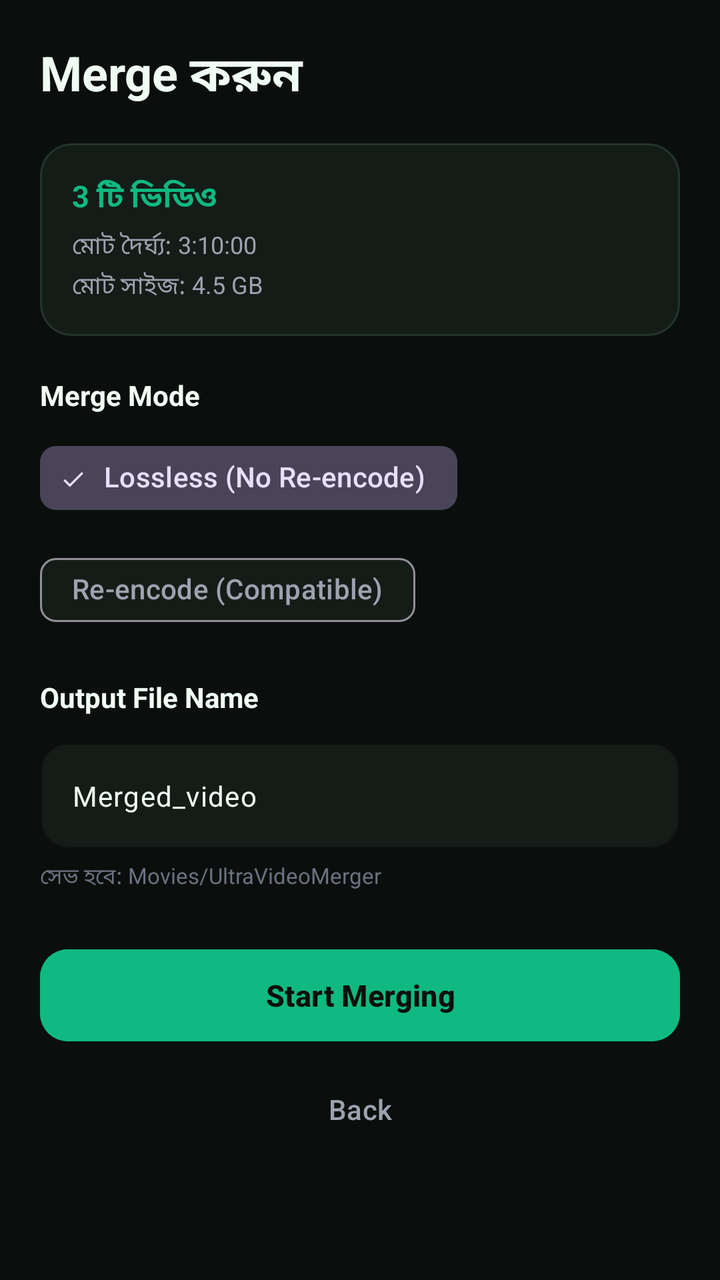
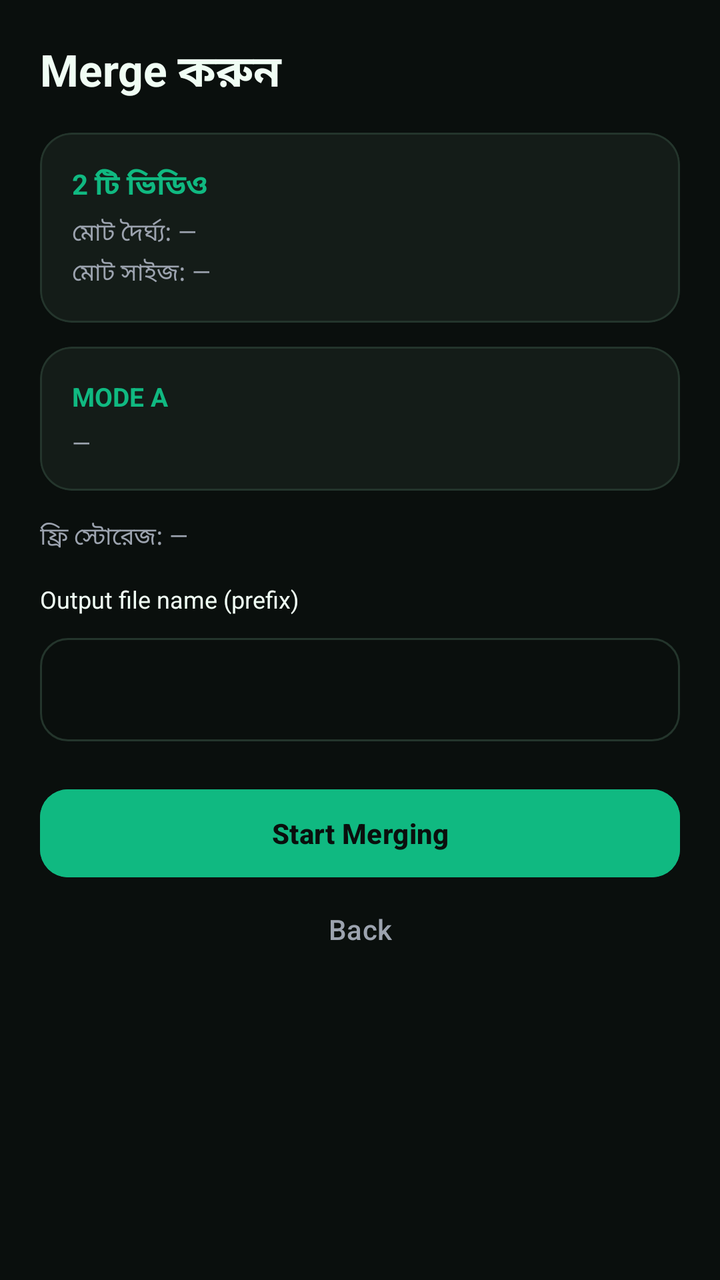

Compare the two renders of this Android layout. The source of the first and the diff that turns it into the second are given below.
<!-- AndroidManifest.xml: application theme Theme.UltraVideoMerger -->
<!-- res/layout/fragment_merge.xml -->
<?xml version="1.0" encoding="utf-8"?>
<ScrollView xmlns:android="http://schemas.android.com/apk/res/android"
    xmlns:app="http://schemas.android.com/apk/res-auto"
    android:layout_width="match_parent"
    android:layout_height="match_parent"
    android:background="@color/bg_dark"
    android:fitsSystemWindows="true"
    android:fillViewport="true">

    <LinearLayout
        android:layout_width="match_parent"
        android:layout_height="wrap_content"
        android:orientation="vertical"
        android:padding="20dp">

        <TextView
            android:layout_width="wrap_content"
            android:layout_height="wrap_content"
            android:text="Merge করুন"
            android:textColor="@color/text_primary"
            android:textSize="24sp"
            android:textStyle="bold" />

        
        <com.google.android.material.card.MaterialCardView
            android:layout_width="match_parent"
            android:layout_height="wrap_content"
            android:layout_marginTop="16dp"
            app:cardBackgroundColor="@color/surface"
            app:cardCornerRadius="16dp"
            app:cardElevation="0dp"
            app:strokeColor="@color/stroke"
            app:strokeWidth="1dp">

            <LinearLayout
                android:layout_width="match_parent"
                android:layout_height="wrap_content"
                android:orientation="vertical"
                android:padding="16dp">

                <TextView
                    android:id="@+id/tvTotalVideos"
                    android:layout_width="wrap_content"
                    android:layout_height="wrap_content"
                    android:text="3 টি ভিডিও"
                    android:textColor="@color/accent"
                    android:textSize="15sp"
                    android:textStyle="bold" />

                <TextView
                    android:id="@+id/tvTotalDuration"
                    android:layout_width="wrap_content"
                    android:layout_height="wrap_content"
                    android:text="মোট দৈর্ঘ্য: 3:10:00"
                    android:textColor="@color/text_secondary"
                    android:textSize="12sp"
                    android:layout_marginTop="4dp" />

                <TextView
                    android:id="@+id/tvTotalSize"
                    android:layout_width="wrap_content"
                    android:layout_height="wrap_content"
                    android:text="মোট সাইজ: 4.5 GB"
                    android:textColor="@color/text_secondary"
                    android:textSize="12sp"
                    android:layout_marginTop="2dp" />
            </LinearLayout>
        </com.google.android.material.card.MaterialCardView>

        
        <TextView
            android:layout_width="wrap_content"
            android:layout_height="wrap_content"
            android:text="Merge Mode"
            android:textColor="@color/text_primary"
            android:textSize="14sp"
            android:textStyle="bold"
            android:layout_marginTop="20dp" />

        <com.google.android.material.chip.ChipGroup
            android:id="@+id/chipGroupMode"
            android:layout_width="match_parent"
            android:layout_height="wrap_content"
            android:layout_marginTop="8dp"
            app:singleSelection="true"
            app:selectionRequired="true">

            <com.google.android.material.chip.Chip
                android:id="@+id/chipLossless"
                style="@style/Widget.Material3.Chip.Filter"
                android:layout_width="wrap_content"
                android:layout_height="wrap_content"
                android:text="Lossless (No Re-encode)"
                android:checked="true" />

            <com.google.android.material.chip.Chip
                android:id="@+id/chipReencode"
                style="@style/Widget.Material3.Chip.Filter"
                android:layout_width="wrap_content"
                android:layout_height="wrap_content"
                android:text="Re-encode (Compatible)" />
        </com.google.android.material.chip.ChipGroup>

        <TextView
            android:id="@+id/tvLosslessNote"
            android:layout_width="match_parent"
            android:layout_height="wrap_content"
            android:text=""
            android:textColor="@color/text_secondary"
            android:textSize="12sp"
            android:layout_marginTop="8dp"
            android:visibility="gone" />

        
        <com.google.android.material.card.MaterialCardView
            android:id="@+id/cardReencodeOptions"
            android:layout_width="match_parent"
            android:layout_height="wrap_content"
            android:layout_marginTop="12dp"
            android:visibility="gone"
            app:cardBackgroundColor="@color/surface"
            app:cardCornerRadius="16dp"
            app:cardElevation="0dp"
            app:strokeColor="@color/stroke"
            app:strokeWidth="1dp">

            <LinearLayout
                android:layout_width="match_parent"
                android:layout_height="wrap_content"
                android:orientation="vertical"
                android:padding="16dp">

                <TextView
                    android:layout_width="wrap_content"
                    android:layout_height="wrap_content"
                    android:text="Output Resolution"
                    android:textColor="@color/text_primary"
                    android:textSize="13sp"
                    android:textStyle="bold" />

                <com.google.android.material.chip.ChipGroup
                    android:id="@+id/chipGroupResolution"
                    android:layout_width="match_parent"
                    android:layout_height="wrap_content"
                    android:layout_marginTop="6dp"
                    app:singleSelection="true"
                    app:selectionRequired="true">

                    <com.google.android.material.chip.Chip
                        android:id="@+id/chipRes720"
                        style="@style/Widget.Material3.Chip.Filter"
                        android:layout_width="wrap_content"
                        android:layout_height="wrap_content"
                        android:text="720p" />

                    <com.google.android.material.chip.Chip
                        android:id="@+id/chipRes1080"
                        style="@style/Widget.Material3.Chip.Filter"
                        android:layout_width="wrap_content"
                        android:layout_height="wrap_content"
                        android:text="1080p"
                        android:checked="true" />

                    <com.google.android.material.chip.Chip
                        android:id="@+id/chipRes4K"
                        style="@style/Widget.Material3.Chip.Filter"
                        android:layout_width="wrap_content"
                        android:layout_height="wrap_content"
                        android:text="4K" />
                </com.google.android.material.chip.ChipGroup>

                <TextView
                    android:layout_width="wrap_content"
                    android:layout_height="wrap_content"
                    android:text="Output FPS"
                    android:textColor="@color/text_primary"
                    android:textSize="13sp"
                    android:textStyle="bold"
                    android:layout_marginTop="14dp" />

                <com.google.android.material.chip.ChipGroup
                    android:id="@+id/chipGroupFps"
                    android:layout_width="match_parent"
                    android:layout_height="wrap_content"
                    android:layout_marginTop="6dp"
                    app:singleSelection="true"
                    app:selectionRequired="true">

                    <com.google.android.material.chip.Chip
                        android:id="@+id/chipFps30"
                        style="@style/Widget.Material3.Chip.Filter"
                        android:layout_width="wrap_content"
                        android:layout_height="wrap_content"
                        android:text="30 fps"
                        android:checked="true" />

                    <com.google.android.material.chip.Chip
                        android:id="@+id/chipFps60"
                        style="@style/Widget.Material3.Chip.Filter"
                        android:layout_width="wrap_content"
                        android:layout_height="wrap_content"
                        android:text="60 fps" />
                </com.google.android.material.chip.ChipGroup>
            </LinearLayout>
        </com.google.android.material.card.MaterialCardView>

        
        <TextView
            android:layout_width="wrap_content"
            android:layout_height="wrap_content"
            android:text="Output File Name"
            android:textColor="@color/text_primary"
            android:textSize="14sp"
            android:textStyle="bold"
            android:layout_marginTop="20dp" />

        <com.google.android.material.textfield.TextInputLayout
            android:layout_width="match_parent"
            android:layout_height="wrap_content"
            android:layout_marginTop="8dp"
            app:boxBackgroundColor="@color/surface"
            app:boxCornerRadiusBottomEnd="14dp"
            app:boxCornerRadiusBottomStart="14dp"
            app:boxCornerRadiusTopEnd="14dp"
            app:boxCornerRadiusTopStart="14dp"
            app:boxStrokeColor="@color/accent"
            style="@style/Widget.Material3.TextInputLayout.OutlinedBox">

            <com.google.android.material.textfield.TextInputEditText
                android:id="@+id/etOutputName"
                android:layout_width="match_parent"
                android:layout_height="wrap_content"
                android:text="Merged_video"
                android:textColor="@color/text_primary"
                android:textSize="14sp"
                android:inputType="text" />
        </com.google.android.material.textfield.TextInputLayout>

        <TextView
            android:layout_width="wrap_content"
            android:layout_height="wrap_content"
            android:text="সেভ হবে: Movies/UltraVideoMerger"
            android:textColor="@color/text_tertiary"
            android:textSize="11sp"
            android:layout_marginTop="6dp" />

        
        <com.google.android.material.button.MaterialButton
            android:id="@+id/btnStart"
            android:layout_width="match_parent"
            android:layout_height="54dp"
            android:layout_marginTop="24dp"
            android:text="Start Merging"
            android:textSize="15sp"
            android:textStyle="bold"
            app:cornerRadius="14dp"
            android:backgroundTint="@color/accent"
            android:textColor="@color/bg_dark" />

        <com.google.android.material.button.MaterialButton
            android:id="@+id/btnBack"
            style="@style/Widget.Material3.Button.TextButton"
            android:layout_width="match_parent"
            android:layout_height="48dp"
            android:layout_marginTop="6dp"
            android:text="Back"
            android:textColor="@color/text_secondary" />
    </LinearLayout>
</ScrollView>
<!-- resources referenced by this layout -->
<resources>
  <color name="accent">#10B981</color>
  <color name="bg_dark">#0A0F0D</color>
  <color name="stroke">#24352C</color>
  <color name="surface">#141C18</color>
  <color name="text_primary">#F0FDF4</color>
  <color name="text_secondary">#9CA3AF</color>
  <color name="text_tertiary">#6B7280</color>
  <style name="Theme.UltraVideoMerger" parent="Theme.Material3.Dark.NoActionBar">
          <item name="colorPrimary">@color/accent</item>
          <item name="colorOnPrimary">@color/bg_dark</item>
          <item name="colorPrimaryContainer">@color/surface_variant</item>
          <item name="colorOnPrimaryContainer">@color/accent</item>
          <item name="colorSecondary">@color/accent</item>
          <item name="colorOnSecondary">@color/bg_dark</item>
          <item name="colorSurface">@color/surface</item>
          <item name="colorOnSurface">@color/text_primary</item>
          <item name="colorSurfaceVariant">@color/surface_variant</item>
          <item name="colorOnSurfaceVariant">@color/text_secondary</item>
          <item name="android:colorBackground">@color/bg_dark</item>
          <item name="colorOnBackground">@color/text_primary</item>
          <item name="colorError">@color/danger</item>
          <item name="android:statusBarColor">@color/bg_dark</item>
          <item name="android:navigationBarColor">@color/bg_dark</item>
          <item name="android:windowLightStatusBar">false</item>
      </style>
  <color name="surface_variant">#1C2822</color>
  <color name="danger">#EF4444</color>
</resources>

<!-- the commit's change to res/layout/fragment_merge.xml (unified diff, before → after) -->
@@ -1,269 +1,90 @@
 <?xml version="1.0" encoding="utf-8"?>
 <ScrollView xmlns:android="http://schemas.android.com/apk/res/android"
     xmlns:app="http://schemas.android.com/apk/res-auto"
-    android:layout_width="match_parent"
-    android:layout_height="match_parent"
-    android:background="@color/bg_dark"
-    android:fitsSystemWindows="true"
-    android:fillViewport="true">
+    android:layout_width="match_parent" android:layout_height="match_parent"
+    android:background="@color/bg_dark" android:fitsSystemWindows="true" android:fillViewport="true">
+    <LinearLayout android:layout_width="match_parent" android:layout_height="wrap_content"
+        android:orientation="vertical" android:padding="20dp">
 
-    <LinearLayout
-        android:layout_width="match_parent"
-        android:layout_height="wrap_content"
-        android:orientation="vertical"
-        android:padding="20dp">
-
-        <TextView
-            android:layout_width="wrap_content"
-            android:layout_height="wrap_content"
-            android:text="Merge করুন"
-            android:textColor="@color/text_primary"
-            android:textSize="24sp"
+        <TextView android:layout_width="wrap_content" android:layout_height="wrap_content"
+            android:text="Merge করুন" android:textColor="@color/text_primary" android:textSize="22sp"
             android:textStyle="bold" />
 
-        
-        <com.google.android.material.card.MaterialCardView
-            android:layout_width="match_parent"
-            android:layout_height="wrap_content"
-            android:layout_marginTop="16dp"
-            app:cardBackgroundColor="@color/surface"
-            app:cardCornerRadius="16dp"
-            app:cardElevation="0dp"
-            app:strokeColor="@color/stroke"
-            app:strokeWidth="1dp">
-
-            <LinearLayout
-                android:layout_width="match_parent"
-                android:layout_height="wrap_content"
-                android:orientation="vertical"
-                android:padding="16dp">
-
-                <TextView
-                    android:id="@+id/tvTotalVideos"
-                    android:layout_width="wrap_content"
-                    android:layout_height="wrap_content"
-                    android:text="3 টি ভিডিও"
-                    android:textColor="@color/accent"
-                    android:textSize="15sp"
-                    android:textStyle="bold" />
-
-                <TextView
-                    android:id="@+id/tvTotalDuration"
-                    android:layout_width="wrap_content"
-                    android:layout_height="wrap_content"
-                    android:text="মোট দৈর্ঘ্য: 3:10:00"
-                    android:textColor="@color/text_secondary"
-                    android:textSize="12sp"
-                    android:layout_marginTop="4dp" />
-
-                <TextView
-                    android:id="@+id/tvTotalSize"
-                    android:layout_width="wrap_content"
-                    android:layout_height="wrap_content"
-                    android:text="মোট সাইজ: 4.5 GB"
-                    android:textColor="@color/text_secondary"
-                    android:textSize="12sp"
-                    android:layout_marginTop="2dp" />
+        <com.google.android.material.card.MaterialCardView android:layout_width="match_parent"
+            android:layout_height="wrap_content" android:layout_marginTop="14dp"
+            app:cardBackgroundColor="@color/surface" app:cardCornerRadius="16dp"
+            app:cardElevation="0dp" app:strokeColor="@color/stroke" app:strokeWidth="1dp">
+            <LinearLayout android:layout_width="match_parent" android:layout_height="wrap_content"
+                android:orientation="vertical" android:padding="16dp">
+                <TextView android:id="@+id/tvCount" android:layout_width="wrap_content"
+                    android:layout_height="wrap_content" android:text="2 টি ভিডিও"
+                    android:textColor="@color/accent" android:textSize="14sp" android:textStyle="bold" />
+                <TextView android:id="@+id/tvDuration" android:layout_width="wrap_content"
+                    android:layout_height="wrap_content" android:text="মোট দৈর্ঘ্য: —"
+                    android:textColor="@color/text_secondary" android:textSize="12sp" android:layout_marginTop="4dp" />
+                <TextView android:id="@+id/tvSize" android:layout_width="wrap_content"
+                    android:layout_height="wrap_content" android:text="মোট সাইজ: —"
+                    android:textColor="@color/text_secondary" android:textSize="12sp" android:layout_marginTop="2dp" />
             </LinearLayout>
         </com.google.android.material.card.MaterialCardView>
 
-        
-        <TextView
-            android:layout_width="wrap_content"
-            android:layout_height="wrap_content"
-            android:text="Merge Mode"
-            android:textColor="@color/text_primary"
-            android:textSize="14sp"
-            android:textStyle="bold"
-            android:layout_marginTop="20dp" />
-
-        <com.google.android.material.chip.ChipGroup
-            android:id="@+id/chipGroupMode"
-            android:layout_width="match_parent"
-            android:layout_height="wrap_content"
-            android:layout_marginTop="8dp"
-            app:singleSelection="true"
-            app:selectionRequired="true">
-
-            <com.google.android.material.chip.Chip
-                android:id="@+id/chipLossless"
-                style="@style/Widget.Material3.Chip.Filter"
-                android:layout_width="wrap_content"
-                android:layout_height="wrap_content"
-                android:text="Lossless (No Re-encode)"
-                android:checked="true" />
-
-            <com.google.android.material.chip.Chip
-                android:id="@+id/chipReencode"
-                style="@style/Widget.Material3.Chip.Filter"
-                android:layout_width="wrap_content"
-                android:layout_height="wrap_content"
-                android:text="Re-encode (Compatible)" />
-        </com.google.android.material.chip.ChipGroup>
-
-        <TextView
-            android:id="@+id/tvLosslessNote"
-            android:layout_width="match_parent"
-            android:layout_height="wrap_content"
-            android:text=""
-            android:textColor="@color/text_secondary"
-            android:textSize="12sp"
-            android:layout_marginTop="8dp"
-            android:visibility="gone" />
-
-        
-        <com.google.android.material.card.MaterialCardView
-            android:id="@+id/cardReencodeOptions"
-            android:layout_width="match_parent"
-            android:layout_height="wrap_content"
-            android:layout_marginTop="12dp"
-            android:visibility="gone"
-            app:cardBackgroundColor="@color/surface"
-            app:cardCornerRadius="16dp"
-            app:cardElevation="0dp"
-            app:strokeColor="@color/stroke"
-            app:strokeWidth="1dp">
-
-            <LinearLayout
-                android:layout_width="match_parent"
-                android:layout_height="wrap_content"
-                android:orientation="vertical"
-                android:padding="16dp">
-
-                <TextView
-                    android:layout_width="wrap_content"
-                    android:layout_height="wrap_content"
-                    android:text="Output Resolution"
-                    android:textColor="@color/text_primary"
-                    android:textSize="13sp"
-                    android:textStyle="bold" />
-
-                <com.google.android.material.chip.ChipGroup
-                    android:id="@+id/chipGroupResolution"
-                    android:layout_width="match_parent"
-                    android:layout_height="wrap_content"
-                    android:layout_marginTop="6dp"
-                    app:singleSelection="true"
-                    app:selectionRequired="true">
-
-                    <com.google.android.material.chip.Chip
-                        android:id="@+id/chipRes720"
-                        style="@style/Widget.Material3.Chip.Filter"
-                        android:layout_width="wrap_content"
-                        android:layout_height="wrap_content"
-                        android:text="720p" />
-
-                    <com.google.android.material.chip.Chip
-                        android:id="@+id/chipRes1080"
-                        style="@style/Widget.Material3.Chip.Filter"
-                        android:layout_width="wrap_content"
-                        android:layout_height="wrap_content"
-                        android:text="1080p"
-                        android:checked="true" />
-
-                    <com.google.android.material.chip.Chip
-                        android:id="@+id/chipRes4K"
-                        style="@style/Widget.Material3.Chip.Filter"
-                        android:layout_width="wrap_content"
-                        android:layout_height="wrap_content"
-                        android:text="4K" />
-                </com.google.android.material.chip.ChipGroup>
-
-                <TextView
-                    android:layout_width="wrap_content"
-                    android:layout_height="wrap_content"
-                    android:text="Output FPS"
-                    android:textColor="@color/text_primary"
-                    android:textSize="13sp"
-                    android:textStyle="bold"
-                    android:layout_marginTop="14dp" />
-
-                <com.google.android.material.chip.ChipGroup
-                    android:id="@+id/chipGroupFps"
-                    android:layout_width="match_parent"
-                    android:layout_height="wrap_content"
-                    android:layout_marginTop="6dp"
-                    app:singleSelection="true"
-                    app:selectionRequired="true">
-
-                    <com.google.android.material.chip.Chip
-                        android:id="@+id/chipFps30"
-                        style="@style/Widget.Material3.Chip.Filter"
-                        android:layout_width="wrap_content"
-                        android:layout_height="wrap_content"
-                        android:text="30 fps"
-                        android:checked="true" />
-
-                    <com.google.android.material.chip.Chip
-                        android:id="@+id/chipFps60"
-                        style="@style/Widget.Material3.Chip.Filter"
-                        android:layout_width="wrap_content"
-                        android:layout_height="wrap_content"
-                        android:text="60 fps" />
-                </com.google.android.material.chip.ChipGroup>
+        <com.google.android.material.card.MaterialCardView android:layout_width="match_parent"
+            android:layout_height="wrap_content" android:layout_marginTop="12dp"
+            app:cardBackgroundColor="@color/surface" app:cardCornerRadius="16dp"
+            app:cardElevation="0dp" app:strokeColor="@color/stroke" app:strokeWidth="1dp">
+            <LinearLayout android:layout_width="match_parent" android:layout_height="wrap_content"
+                android:orientation="vertical" android:padding="16dp">
+                <TextView android:id="@+id/tvMode" android:layout_width="wrap_content"
+                    android:layout_height="wrap_content" android:text="MODE A"
+                    android:textColor="@color/accent" android:textSize="13sp" android:textStyle="bold" />
+                <TextView android:id="@+id/tvModeDetail" android:layout_width="match_parent"
+                    android:layout_height="wrap_content" android:text="—"
+                    android:textColor="@color/text_secondary" android:textSize="12sp"
+                    android:layout_marginTop="6dp" android:lineSpacingExtra="3dp" />
             </LinearLayout>
         </com.google.android.material.card.MaterialCardView>
 
-        
-        <TextView
-            android:layout_width="wrap_content"
-            android:layout_height="wrap_content"
-            android:text="Output File Name"
-            android:textColor="@color/text_primary"
-            android:textSize="14sp"
-            android:textStyle="bold"
-            android:layout_marginTop="20dp" />
+        <com.google.android.material.card.MaterialCardView android:id="@+id/cardReencode"
+            android:layout_width="match_parent" android:layout_height="wrap_content"
+            android:layout_marginTop="10dp" android:visibility="gone"
+            app:cardBackgroundColor="@color/surface" app:cardCornerRadius="16dp"
+            app:cardElevation="0dp" app:strokeColor="@color/accent_dark" app:strokeWidth="1dp">
+            <LinearLayout android:layout_width="match_parent" android:layout_height="wrap_content"
+                android:orientation="vertical" android:padding="16dp">
+                <TextView android:layout_width="wrap_content" android:layout_height="wrap_content"
+                    android:text="Re-encode target (স্বয়ংক্রিয়)"
+                    android:textColor="@color/text_primary" android:textSize="12sp" android:textStyle="bold" />
+                <TextView android:id="@+id/tvReencodeTarget" android:layout_width="match_parent"
+                    android:layout_height="wrap_content" android:text="—"
+                    android:textColor="@color/text_secondary" android:textSize="12sp"
+                    android:layout_marginTop="6dp" android:lineSpacingExtra="3dp" />
+            </LinearLayout>
+        </com.google.android.material.card.MaterialCardView>
 
+        <TextView android:id="@+id/tvStorage" android:layout_width="match_parent"
+            android:layout_height="wrap_content" android:text="ফ্রি স্টোরেজ: —"
+            android:textColor="@color/text_secondary" android:textSize="12sp"
+            android:layout_marginTop="14dp" />
+
+        <TextView android:layout_width="wrap_content" android:layout_height="wrap_content"
+            android:text="Output file name (prefix)" android:textColor="@color/text_primary"
+            android:textSize="12sp" android:layout_marginTop="14dp" />
         <com.google.android.material.textfield.TextInputLayout
-            android:layout_width="match_parent"
-            android:layout_height="wrap_content"
-            android:layout_marginTop="8dp"
-            app:boxBackgroundColor="@color/surface"
-            app:boxCornerRadiusBottomEnd="14dp"
-            app:boxCornerRadiusBottomStart="14dp"
-            app:boxCornerRadiusTopEnd="14dp"
-            app:boxCornerRadiusTopStart="14dp"
-            app:boxStrokeColor="@color/accent"
-            style="@style/Widget.Material3.TextInputLayout.OutlinedBox">
-
-            <com.google.android.material.textfield.TextInputEditText
-                android:id="@+id/etOutputName"
-                android:layout_width="match_parent"
-                android:layout_height="wrap_content"
-                android:text="Merged_video"
-                android:textColor="@color/text_primary"
-                android:textSize="14sp"
-                android:inputType="text" />
+            android:layout_width="match_parent" android:layout_height="wrap_content"
+            android:layout_marginTop="6dp" style="@style/Widget.Material3.TextInputLayout.OutlinedBox"
+            app:boxCornerRadiusTopStart="14dp" app:boxCornerRadiusTopEnd="14dp"
+            app:boxCornerRadiusBottomStart="14dp" app:boxCornerRadiusBottomEnd="14dp">
+            <com.google.android.material.textfield.TextInputEditText android:id="@+id/etOutputName"
+                android:layout_width="match_parent" android:layout_height="wrap_content"
+                android:inputType="text" android:textColor="@color/text_primary" android:textSize="13sp" />
         </com.google.android.material.textfield.TextInputLayout>
 
-        <TextView
-            android:layout_width="wrap_content"
-            android:layout_height="wrap_content"
-            android:text="সেভ হবে: Movies/UltraVideoMerger"
-            android:textColor="@color/text_tertiary"
-            android:textSize="11sp"
-            android:layout_marginTop="6dp" />
-
-        
-        <com.google.android.material.button.MaterialButton
-            android:id="@+id/btnStart"
-            android:layout_width="match_parent"
-            android:layout_height="54dp"
-            android:layout_marginTop="24dp"
-            android:text="Start Merging"
-            android:textSize="15sp"
-            android:textStyle="bold"
-            app:cornerRadius="14dp"
-            android:backgroundTint="@color/accent"
-            android:textColor="@color/bg_dark" />
-
-        <com.google.android.material.button.MaterialButton
-            android:id="@+id/btnBack"
-            style="@style/Widget.Material3.Button.TextButton"
-            android:layout_width="match_parent"
-            android:layout_height="48dp"
-            android:layout_marginTop="6dp"
-            android:text="Back"
-            android:textColor="@color/text_secondary" />
+        <com.google.android.material.button.MaterialButton android:id="@+id/btnStart"
+            android:layout_width="match_parent" android:layout_height="52dp" android:layout_marginTop="20dp"
+            android:text="Start Merging" android:textSize="14sp" android:textStyle="bold"
+            app:cornerRadius="14dp" android:backgroundTint="@color/accent" android:textColor="@color/bg_dark" />
+        <com.google.android.material.button.MaterialButton android:id="@+id/btnBack"
+            style="@style/Widget.Material3.Button.TextButton" android:layout_width="match_parent"
+            android:layout_height="44dp" android:text="Back" android:textColor="@color/text_secondary" />
     </LinearLayout>
 </ScrollView>
<!-- resource entries referenced after the edit -->
@@ -1,6 +1,7 @@
 <!-- resources referenced by this layout -->
 <resources>
   <color name="accent">#10B981</color>
+  <color name="accent_dark">#059669</color>
   <color name="bg_dark">#0A0F0D</color>
   <color name="stroke">#24352C</color>
   <color name="surface">#141C18</color>
@@ -18,12 +19,14 @@
           <item name="colorOnSurface">@color/text_primary</item>
           <item name="colorSurfaceVariant">@color/surface_variant</item>
           <item name="colorOnSurfaceVariant">@color/text_secondary</item>
+          <item name="colorOutline">@color/stroke</item>
           <item name="android:colorBackground">@color/bg_dark</item>
           <item name="colorOnBackground">@color/text_primary</item>
           <item name="colorError">@color/danger</item>
           <item name="android:statusBarColor">@color/bg_dark</item>
           <item name="android:navigationBarColor">@color/bg_dark</item>
           <item name="android:windowLightStatusBar">false</item>
+          <item name="android:textColorHint">@color/text_tertiary</item>
       </style>
   <color name="surface_variant">#1C2822</color>
   <color name="danger">#EF4444</color>
